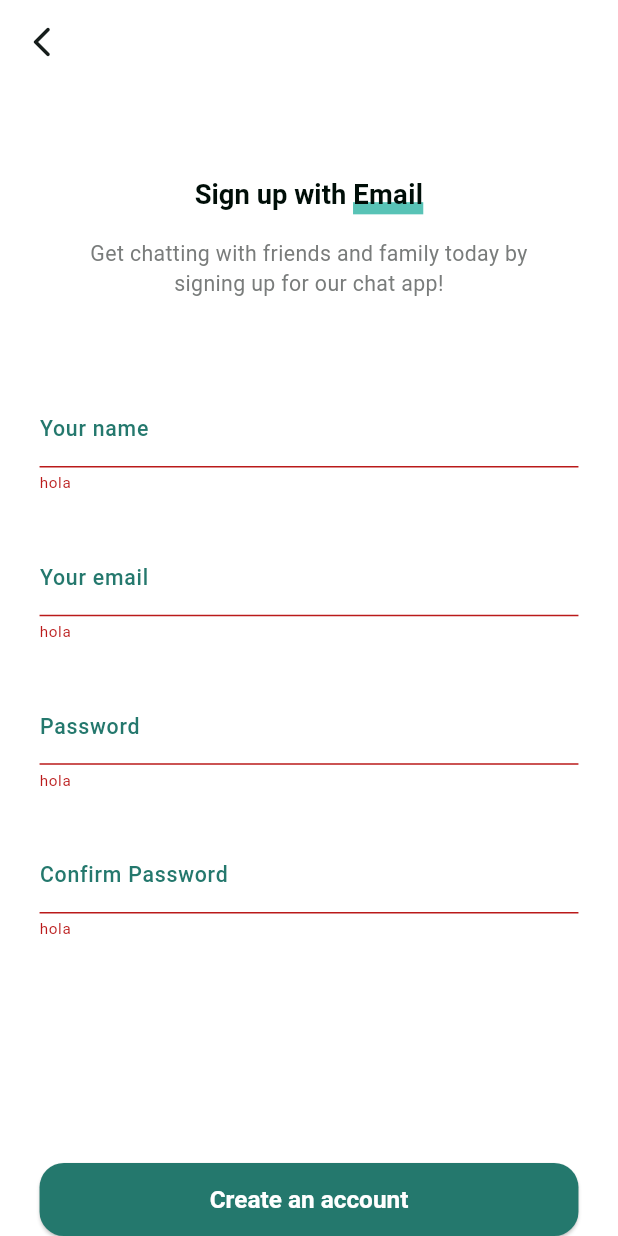
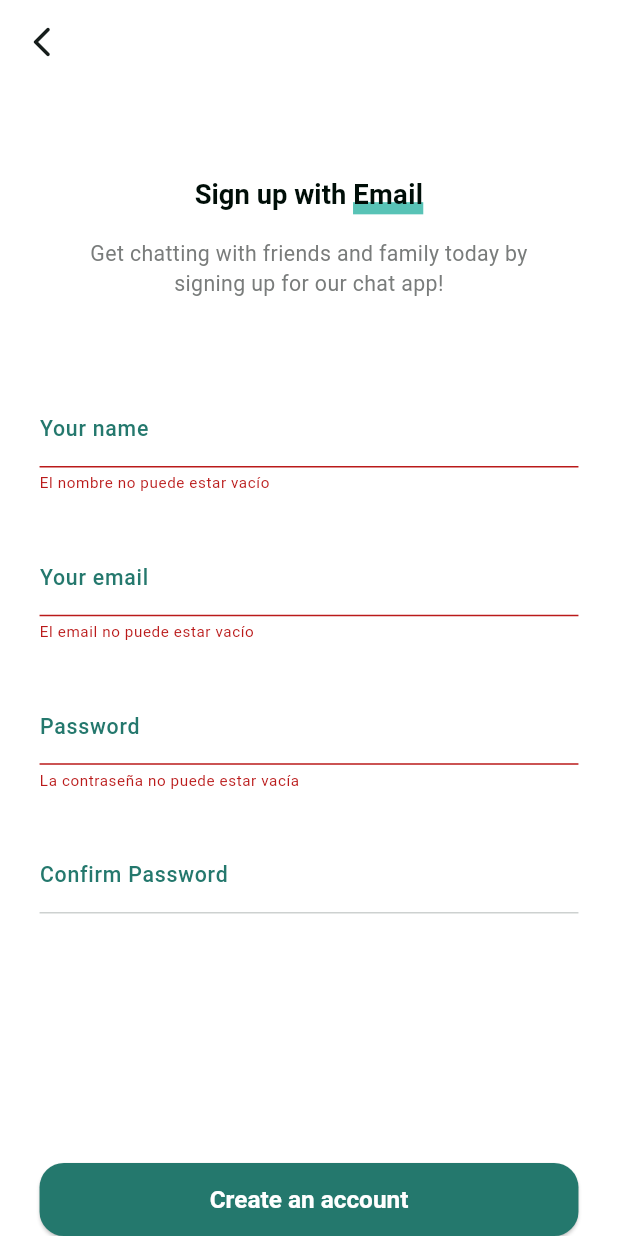
Before and after one commit to Chsebas98/eels_course, a Flutter app: the SignUpScreen screen opened by its route, after a tap on "Create an account", on a phone screen of 412 x 824 dp. Run offline on Flutter 3.47's test engine with Material 3 defaults, Android fonts, the phone set to English and light mode, and no system bars; our stand-ins replace firebase_auth, firebase_core, flutter_bloc, flutter_screenutil, flutter_svg; accounts and stored records are empty.

Commit message:
feat: crear user en firebase

```diff
--- a/fliutter_aps/san_chat/lib/app/core/widgets/input_default/custom_input.dart
+++ b/fliutter_aps/san_chat/lib/app/core/widgets/input_default/custom_input.dart
@@ -20,6 +20,7 @@ class CustomInput extends StatelessWidget {
   @override
   Widget build(BuildContext context) {
     return TextFormField(
+      autovalidateMode: AutovalidateMode.onUserInteraction,
       decoration: InputDecoration(counterText: '', labelText: label),
       style: TextStyle(fontSize: 14.sp),
       cursorColor: AppColors.grey,
--- /dev/null
+++ b/fliutter_aps/san_chat/lib/data/repositories/auth_repositories/auth_repository.dart
@@ -0,0 +1,7 @@
+abstract class AuthRepository {
+  Future<void> signUp(String name, String email, String password);
+
+  //metodo para login
+  //metodo para google
+  //metodo para Facebook
+}
--- /dev/null
+++ b/fliutter_aps/san_chat/lib/data/repositories/auth_repositories/auth_repository_firebase_impl.dart
@@ -0,0 +1,23 @@
+import 'package:firebase_auth/firebase_auth.dart';
+import 'package:flutter/material.dart';
+import 'package:san_chat/data/repositories/auth_repositories/auth_repository.dart';
+
+class AuthRepositoryFirebaseImpl extends AuthRepository {
+  @override
+  Future<void> signUp(String name, String email, String password) async {
+    try {
+      await FirebaseAuth.instance.createUserWithEmailAndPassword(
+        email: email,
+        password: password,
+      );
+    } on FirebaseAuthException catch (e) {
+      if (e.code == 'weak-password') {
+        debugPrint('The password provided is too weak.');
+      } else if (e.code == 'email-already-in-use') {
+        debugPrint('The account already exists for that email.');
+      }
+    } catch (e) {
+      debugPrint(e.toString());
+    }
+  }
+}
--- /dev/null
+++ b/fliutter_aps/san_chat/lib/login/cubit/login_state.dart
@@ -0,0 +1,19 @@
+part of 'login_cubit.dart';
+
+class LoginState {
+  final String email;
+  final String password;
+
+  ValidationFieldResult get isValidMail => FormValidators.validateEmail(email);
+  ValidationFieldResult get isValidPassword =>
+      FormValidators.validatePassword(password);
+
+  const LoginState({this.email = '', this.password = ''});
+
+  LoginState copyWith({String? email = '', String? password = ''}) {
+    return LoginState(
+      email: email ?? this.email,
+      password: password ?? this.password,
+    );
+  }
+}
--- a/fliutter_aps/san_chat/lib/sign_up/cubit/sign_up_cubit.dart
+++ b/fliutter_aps/san_chat/lib/sign_up/cubit/sign_up_cubit.dart
@@ -1,6 +1,31 @@
 import 'package:flutter_bloc/flutter_bloc.dart';
+import 'package:san_chat/data/repositories/auth_repositories/auth_repository_firebase_impl.dart';
+import 'package:san_chat/utils/form_validators.dart';
+
 part 'sign_up_state.dart';
 
 class SignUpCubit extends Cubit<SignUpState> {
-  SignUpCubit() : super(SignUpInitial());
+  final _authRepositoryFirebaseImpl = AuthRepositoryFirebaseImpl();
+  SignUpCubit() : super(SignUpState());
+
+  void onNameChanged(String name) {
+    emit(state.copyWith(name: name));
+  }
+
+  void onMailChanged(String mail) {
+    emit(state.copyWith(mail: mail));
+  }
+
+  void onPasswordChanged(String pasword) {
+    emit(state.copyWith(pasword: pasword));
+  }
+
+  void onConfirmPasswordChanged(String confirmPassword) {
+    emit(state.copyWith(confirmPassword: confirmPassword));
+  }
+
+  void createAccount() {
+    final (name, email, password) = (state.name, state.mail, state.pasword);
+    _authRepositoryFirebaseImpl.signUp(name, email, password);
+  }
 }
--- a/fliutter_aps/san_chat/lib/sign_up/cubit/sign_up_state.dart
+++ b/fliutter_aps/san_chat/lib/sign_up/cubit/sign_up_state.dart
@@ -1,5 +1,34 @@
 part of 'sign_up_cubit.dart';
 
-sealed class SignUpState {}
+class SignUpState {
+  final String name;
+  final String mail;
+  final String pasword;
+  final String confirmPassword;
 
-final class SignUpInitial extends SignUpState {}
+  ValidationFieldResult get isValidName => FormValidators.validateName(name);
+  ValidationFieldResult get isValidMail => FormValidators.validateEmail(mail);
+  ValidationFieldResult get isValidPassword =>
+      FormValidators.validateValidPassword(pasword);
+
+  const SignUpState({
+    this.name = '',
+    this.mail = '',
+    this.pasword = '',
+    this.confirmPassword = '',
+  });
+
+  SignUpState copyWith({
+    String? name,
+    String? mail,
+    String? pasword,
+    String? confirmPassword,
+  }) {
+    return SignUpState(
+      name: name ?? this.name,
+      mail: mail ?? this.mail,
+      pasword: pasword ?? this.pasword,
+      confirmPassword: confirmPassword ?? this.confirmPassword,
+    );
+  }
+}
--- a/fliutter_aps/san_chat/lib/sign_up/view/signup_screen.dart
+++ b/fliutter_aps/san_chat/lib/sign_up/view/signup_screen.dart
@@ -1,8 +1,12 @@
 import 'package:flutter/material.dart';
+import 'package:flutter_bloc/flutter_bloc.dart';
 import 'package:flutter_screenutil/flutter_screenutil.dart';
 import 'package:san_chat/app/core/ui/ui.dart';
 import 'package:san_chat/app/core/widgets/buttons/custom_button.dart';
 import 'package:san_chat/app/core/widgets/input_default/custom_input.dart';
+import 'package:san_chat/data/repositories/auth_repositories/auth_repository_firebase_impl.dart';
+import 'package:san_chat/login/cubit/login_cubit.dart';
+import 'package:san_chat/sign_up/cubit/sign_up_cubit.dart';
 
 GlobalKey<FormState> signUpKey = GlobalKey<FormState>();
 
@@ -11,7 +15,9 @@ class SignUpScreen extends StatelessWidget {
 
   @override
   Widget build(BuildContext context) {
-    return Scaffold(
+    return BlocProvider(
+      create: (context) => SignUpCubit(),
+      child: Scaffold(
         backgroundColor: Colors.white,
         appBar: AppBar(
           forceMaterialTransparency: true,
@@ -24,6 +30,7 @@ class SignUpScreen extends StatelessWidget {
         ),
         body: _SignUpStructure(),
         bottomNavigationBar: _SignUpButton(),
+      ),
     );
   }
 }
@@ -40,7 +47,9 @@ class _SignUpButton extends StatelessWidget {
           height: 48.h,
           child: CustomButton(
             action: () {
-              if (signUpKey.currentState!.validate()) {}
+              if (signUpKey.currentState!.validate()) {
+                context.read<SignUpCubit>().createAccount();
+              }
             },
             desc: 'Create an account',
           ),
@@ -50,11 +59,18 @@ class _SignUpButton extends StatelessWidget {
   }
 }
 
-class _SignUpStructure extends StatelessWidget {
+class _SignUpStructure extends StatefulWidget {
   const _SignUpStructure();
 
   @override
+  State<_SignUpStructure> createState() => _SignUpStructureState();
+}
+
+class _SignUpStructureState extends State<_SignUpStructure> {
+  @override
   Widget build(BuildContext context) {
+    return BlocBuilder<SignUpCubit, SignUpState>(
+      builder: (context, state) {
         return ListView(
           children: [
             Container(
@@ -116,9 +132,11 @@ class _SignUpStructure extends StatelessWidget {
                       label: 'Your name',
                       onChanged: (value) {
                         debugPrint(value);
+                        context.read<SignUpCubit>().onNameChanged(value);
                       },
                       validator: (value) {
-                    return 'hola';
+                        final result = state.isValidName;
+                        return result.isValid ? null : result.message;
                       },
                     ),
                     30.verticalSpace,
@@ -126,9 +144,11 @@ class _SignUpStructure extends StatelessWidget {
                       label: 'Your email',
                       onChanged: (value) {
                         debugPrint(value);
+                        context.read<SignUpCubit>().onMailChanged(value);
                       },
                       validator: (value) {
-                    return 'hola';
+                        final result = state.isValidMail;
+                        return result.isValid ? null : result.message;
                       },
                     ),
                     30.verticalSpace,
@@ -136,9 +156,11 @@ class _SignUpStructure extends StatelessWidget {
                       label: 'Password',
                       onChanged: (value) {
                         debugPrint(value);
+                        context.read<SignUpCubit>().onPasswordChanged(value);
                       },
                       validator: (value) {
-                    return 'hola';
+                        final result = state.isValidPassword;
+                        return result.isValid ? null : result.message;
                       },
                       isPsw: true,
                     ),
@@ -147,9 +169,13 @@ class _SignUpStructure extends StatelessWidget {
                       label: 'Confirm Password',
                       onChanged: (value) {
                         debugPrint(value);
+                        context.read<SignUpCubit>().onConfirmPasswordChanged(
+                          value,
+                        );
                       },
                       validator: (value) {
-                    return 'hola';
+                        final result = state.pasword == value;
+                        return result ? null : 'Las contraseñas no coinciden';
                       },
                       isPsw: true,
                       textInputAction: TextInputAction.done,
@@ -161,5 +187,7 @@ class _SignUpStructure extends StatelessWidget {
             ),
           ],
         );
+      },
+    );
   }
 }
--- /dev/null
+++ b/fliutter_aps/san_chat/lib/utils/form_validators.dart
@@ -0,0 +1,143 @@
+class ValidationFieldResult {
+  final bool isValid;
+  final String? message;
+
+  const ValidationFieldResult({required this.isValid, this.message});
+}
+
+class FormValidators {
+  static ValidationFieldResult validateName(String username) {
+    // Verifica el vació del input
+    if (username == '') {
+      return const ValidationFieldResult(
+        isValid: false,
+        message: "El nombre no puede estar vacío",
+      );
+    }
+
+    // Verifica longitud mínima de 8 caracteres
+    if (username.length < 3) {
+      return const ValidationFieldResult(
+        isValid: false,
+        message: "Por favor ingrese un nombre válido",
+      );
+    }
+
+    return const ValidationFieldResult(isValid: true);
+  }
+
+  static ValidationFieldResult validatePassword(String password) {
+    if (password == '') {
+      return const ValidationFieldResult(
+        isValid: false,
+        message: 'La contraseña no puede estar vacía',
+      );
+    }
+    if (password.length < 8) {
+      return const ValidationFieldResult(
+        isValid: false,
+        message: "La contraseña debe tener al menos 8 caracteres",
+      );
+    }
+
+    // Verifica longitud máxima de 20 caracteres
+    if (password.length > 20) {
+      return const ValidationFieldResult(
+        isValid: false,
+        message: "La contraseña no puede tener más de 20 caracteres",
+      );
+    }
+    return const ValidationFieldResult(isValid: true);
+  }
+
+  static ValidationFieldResult validateEmail(String mail) {
+    //Mail vacío
+    if (mail == '') {
+      return const ValidationFieldResult(
+        isValid: false,
+        message: 'El email no puede estar vacío',
+      );
+    }
+
+    //Validación mail regex
+    final emailRegex = RegExp(
+      r'^[a-zA-Z0-9._%+-]+@[a-zA-Z0-9.-]+\.[a-zA-Z]{2,}$',
+    );
+    if (!emailRegex.hasMatch(mail)) {
+      return const ValidationFieldResult(
+        isValid: false,
+        message: 'Por favor ingrese un correo válido',
+      );
+    }
+    return const ValidationFieldResult(isValid: true);
+  }
+
+  static ValidationFieldResult validateValidPassword(String password) {
+    // Verifica el vacío de password
+    if (password == '') {
+      return const ValidationFieldResult(
+        isValid: false,
+        message: 'La contraseña no puede estar vacía',
+      );
+    }
+
+    // Verifica longitud mínima de 8 caracteres
+    if (password.length < 8) {
+      return const ValidationFieldResult(
+        isValid: false,
+        message: "La contraseña debe tener al menos 8 caracteres",
+      );
+    }
+
+    // Verifica longitud máxima de 20 caracteres
+    if (password.length > 20) {
+      return const ValidationFieldResult(
+        isValid: false,
+        message: "La contraseña no puede tener más de 20 caracteres",
+      );
+    }
+
+    // Verifica al menos un número
+    final hasNumber = RegExp(r'\d');
+    if (!hasNumber.hasMatch(password)) {
+      return const ValidationFieldResult(
+        isValid: false,
+        message: "La contraseña debe contener al menos un número",
+      );
+    }
+
+    // Verifica al menos una letra minúscula
+    final hasLowercase = RegExp(r'[a-z]');
+    if (!hasLowercase.hasMatch(password)) {
+      return const ValidationFieldResult(
+        isValid: false,
+        message: "La contraseña debe contener al menos una letra minúscula",
+      );
+    }
+
+    // Verifica al menos una letra mayúscula
+    final hasUppercase = RegExp(r'[A-Z]');
+    if (!hasUppercase.hasMatch(password)) {
+      return const ValidationFieldResult(
+        isValid: false,
+        message: "La contraseña debe contener al menos una letra mayúscula",
+      );
+    }
+
+    // Verifica al menos un carácter especial (@, #, +, $, %)
+    final hasSpecialChar = RegExp(r'[!#$%&()*+,-./:;<=>?@\\_,]');
+    if (!hasSpecialChar.hasMatch(password)) {
+      //la r se pone para que el string del mensaje que contiene caracteres especiales.
+      //El prefijo r convierte el string en un raw string,
+      //lo que hace que Dart ignore cualquier escape dentro de la cadena, esto es por el signo $.
+      return const ValidationFieldResult(
+        isValid: false,
+        message:
+            r"La contraseña debe contener al menos un carácter especial (@,#,+,%,$)",
+      );
+    }
+
+    //Si todo está posi regresa true
+    return const ValidationFieldResult(isValid: true);
+  }
+}
--- a/fliutter_aps/san_chat/pubspec.yaml
+++ b/fliutter_aps/san_chat/pubspec.yaml
@@ -37,6 +37,8 @@ dependencies:
  flutter_screenutil: ^5.9.3
  flutter_bloc: ^9.1.1
  flutter_svg: ^2.2.1
+ firebase_core: ^4.1.1
+ firebase_auth: ^6.1.0
 
 dev_dependencies:
  flutter_test:
```
Also changed, not shown: fliutter_aps/san_chat/lib/login/cubit/login_cubit.dart (added, +18 -0 lines), fliutter_aps/san_chat/lib/login/view/login_screen.dart (+25 -7 lines), fliutter_aps/san_chat/lib/main.dart (+7 -1 lines), fliutter_aps/san_chat/firebase.json (added), fliutter_aps/san_chat/lib/firebase_options.dart (added), fliutter_aps/san_chat/pubspec.lock, 10 other files. Lines whose indentation alone changed are shown as unchanged.
